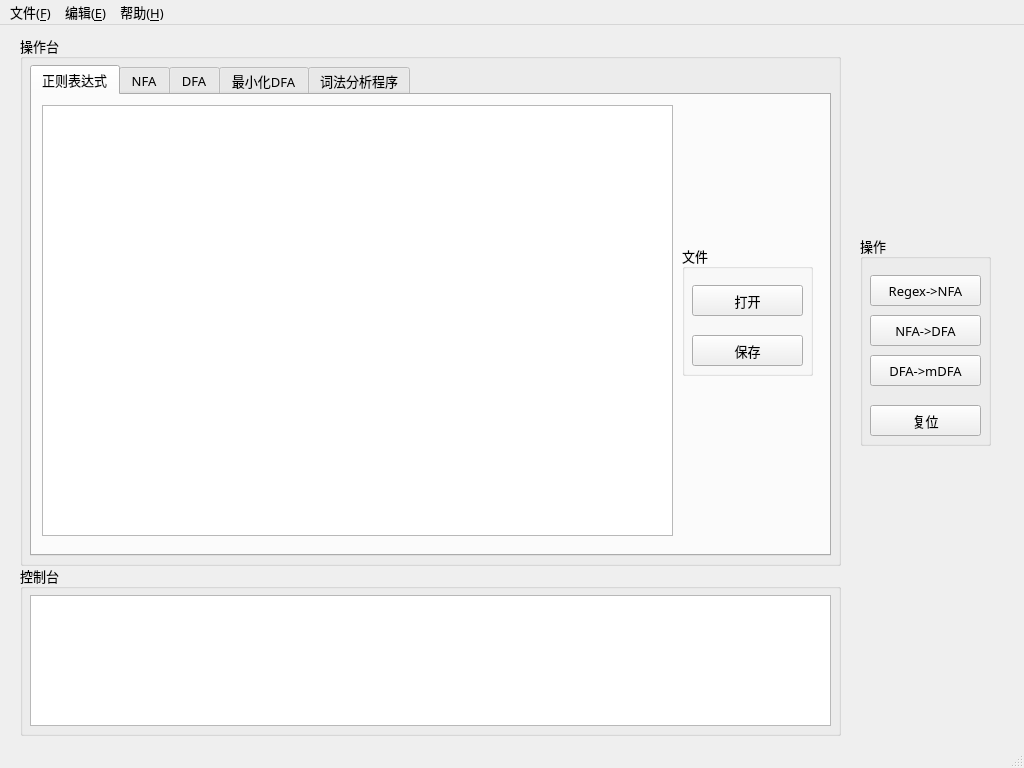
First picture: the form in mainwindow.ui, repository Lyuyk/Reg2Lexer, before the edit.
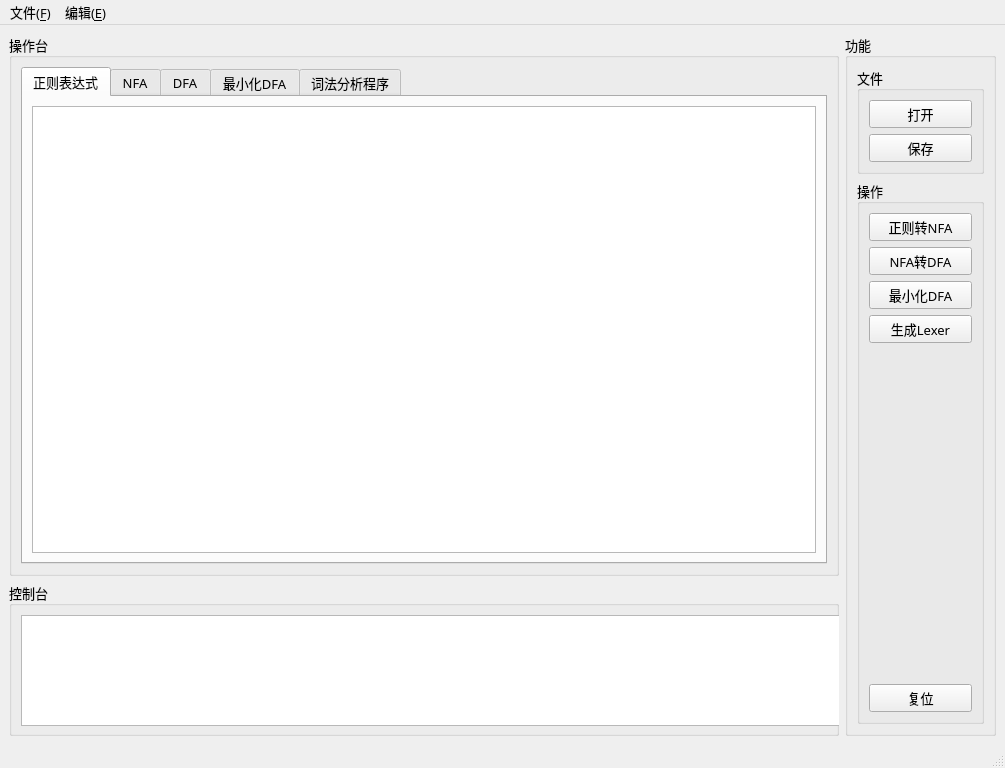
Second picture: the form after the edit. The open tabs and pages were chosen to show the change.

```diff
--- a/mainwindow.ui
+++ b/mainwindow.ui
@@ -6,14 +6,14 @@
    <rect>
     <x>0</x>
     <y>0</y>
-    <width>1024</width>
+    <width>1005</width>
     <height>768</height>
    </rect>
   </property>
   <property name="maximumSize">
    <size>
-    <width>2560</width>
-    <height>1440</height>
+    <width>16777215</width>
+    <height>16777215</height>
    </size>
   </property>
   <property name="font">
@@ -26,14 +26,30 @@
    <string>R2Lexer</string>
   </property>
   <widget class="QWidget" name="centralwidget">
+   <property name="maximumSize">
+    <size>
+     <width>7680</width>
+     <height>4320</height>
+    </size>
+   </property>
+   <layout class="QHBoxLayout" name="horizontalLayout_5">
+    <item>
+     <layout class="QHBoxLayout" name="horizontalLayout_4">
+      <item>
+       <layout class="QVBoxLayout" name="verticalLayout_4" stretch="531,151">
+        <item>
    <widget class="QGroupBox" name="groupBox_Graph">
-    <property name="geometry">
-     <rect>
-      <x>20</x>
-      <y>10</y>
+          <property name="sizePolicy">
+           <sizepolicy hsizetype="Minimum" vsizetype="Minimum">
+            <horstretch>0</horstretch>
+            <verstretch>0</verstretch>
+           </sizepolicy>
+          </property>
+          <property name="minimumSize">
+           <size>
       <width>821</width>
       <height>531</height>
-     </rect>
+           </size>
     </property>
     <property name="font">
      <font>
@@ -45,15 +61,9 @@
     <property name="title">
      <string>操作台</string>
     </property>
+          <layout class="QHBoxLayout" name="horizontalLayout_7">
+           <item>
     <widget class="QTabWidget" name="tabWidget_Graph">
-     <property name="geometry">
-      <rect>
-       <x>10</x>
-       <y>30</y>
-       <width>801</width>
-       <height>491</height>
-      </rect>
-     </property>
      <property name="font">
       <font>
        <family>微软雅黑</family>
@@ -62,161 +72,148 @@
       </font>
      </property>
      <property name="currentIndex">
-      <number>1</number>
+              <number>4</number>
      </property>
      <widget class="QWidget" name="tab_4">
       <attribute name="title">
        <string>正则表达式</string>
       </attribute>
-      <widget class="QGroupBox" name="groupBox_4">
-       <property name="geometry">
-        <rect>
-         <x>650</x>
-         <y>150</y>
-         <width>131</width>
-         <height>131</height>
-        </rect>
-       </property>
-       <property name="font">
-        <font>
-         <family>微软雅黑</family>
-         <pointsize>10</pointsize>
-         <stylestrategy>PreferAntialias</stylestrategy>
-        </font>
-       </property>
-       <property name="toolTip">
-        <string extracomment="打开正则表达式文件"/>
-       </property>
-       <property name="title">
-        <string>文件</string>
-       </property>
-       <widget class="QPushButton" name="pushButton_openRegexFile">
-        <property name="geometry">
-         <rect>
-          <x>10</x>
-          <y>40</y>
-          <width>111</width>
-          <height>31</height>
-         </rect>
-        </property>
-        <property name="font">
-         <font>
-          <family>微软雅黑</family>
-          <pointsize>10</pointsize>
-          <stylestrategy>PreferAntialias</stylestrategy>
-         </font>
-        </property>
-        <property name="text">
-         <string>打开</string>
-        </property>
-       </widget>
-       <widget class="QPushButton" name="pushButton_saveRegexToFile">
-        <property name="geometry">
-         <rect>
-          <x>10</x>
-          <y>90</y>
-          <width>111</width>
-          <height>31</height>
-         </rect>
-        </property>
-        <property name="font">
-         <font>
-          <family>微软雅黑</family>
-          <pointsize>10</pointsize>
-          <stylestrategy>PreferAntialias</stylestrategy>
-         </font>
-        </property>
-        <property name="text">
-         <string>保存</string>
-        </property>
-       </widget>
-      </widget>
+              <layout class="QHBoxLayout" name="horizontalLayout_8">
+               <item>
       <widget class="QPlainTextEdit" name="plainTextEdit_Regex">
-       <property name="geometry">
-        <rect>
-         <x>10</x>
-         <y>10</y>
-         <width>631</width>
-         <height>431</height>
-        </rect>
-       </property>
        <property name="font">
         <font>
-         <family>Courier New</family>
-         <pointsize>9</pointsize>
+                   <family>JetBrains Mono NL</family>
+                   <pointsize>10</pointsize>
          <stylestrategy>PreferAntialias</stylestrategy>
         </font>
        </property>
        <property name="readOnly">
-        <bool>true</bool>
+                  <bool>false</bool>
        </property>
        <property name="plainText">
-        <string>
-</string>
-       </property>
-      </widget>
+                  <string/>
+                 </property>
+                 <property name="placeholderText">
+                  <string>打开的正则表达式将在此处显示，第一行输入正则表达式，第二行输入语言的关键字，若要输入单词，需要使用前后双反斜杠包围；若输入的字符属于以下（()*+?）任意一种，同样需要使用双反斜杠包围；若需要转义\字符则需要在前方使用`转义。~*表示省略包围~*当中的所有内容。</string>
+                 </property>
+                </widget>
+               </item>
+              </layout>
      </widget>
      <widget class="QWidget" name="tab">
       <attribute name="title">
        <string>NFA</string>
       </attribute>
+              <layout class="QHBoxLayout" name="horizontalLayout_9">
+               <item>
       <widget class="QTableWidget" name="tableWidget_NFA">
-       <property name="geometry">
-        <rect>
-         <x>10</x>
-         <y>10</y>
-         <width>781</width>
-         <height>431</height>
-        </rect>
-       </property>
-      </widget>
+                 <property name="font">
+                  <font>
+                   <family>JetBrains Mono</family>
+                   <pointsize>10</pointsize>
+                   <stylestrategy>PreferAntialias</stylestrategy>
+                  </font>
+                 </property>
+                </widget>
+               </item>
+              </layout>
      </widget>
      <widget class="QWidget" name="tab_2">
       <attribute name="title">
        <string>DFA</string>
       </attribute>
+              <layout class="QHBoxLayout" name="horizontalLayout_10">
+               <item>
       <widget class="QTableWidget" name="tableWidget_DFA">
-       <property name="geometry">
-        <rect>
-         <x>10</x>
-         <y>10</y>
-         <width>781</width>
-         <height>431</height>
-        </rect>
-       </property>
-      </widget>
+                 <property name="font">
+                  <font>
+                   <family>JetBrains Mono</family>
+                   <pointsize>10</pointsize>
+                   <stylestrategy>PreferAntialias</stylestrategy>
+                  </font>
+                 </property>
+                </widget>
+               </item>
+              </layout>
      </widget>
      <widget class="QWidget" name="tab_3">
       <attribute name="title">
        <string>最小化DFA</string>
       </attribute>
+              <layout class="QHBoxLayout" name="horizontalLayout_11">
+               <item>
       <widget class="QTableWidget" name="tableWidget_mDFA">
-       <property name="geometry">
-        <rect>
-         <x>10</x>
-         <y>10</y>
-         <width>781</width>
-         <height>431</height>
-        </rect>
-       </property>
-      </widget>
+                 <property name="font">
+                  <font>
+                   <family>JetBrains Mono</family>
+                   <pointsize>10</pointsize>
+                   <stylestrategy>PreferAntialias</stylestrategy>
+                  </font>
+                 </property>
+                </widget>
+               </item>
+              </layout>
      </widget>
      <widget class="QWidget" name="tab_5">
       <attribute name="title">
        <string>词法分析程序</string>
       </attribute>
+              <layout class="QHBoxLayout" name="horizontalLayout_12">
+               <item>
       <widget class="QPlainTextEdit" name="plainTextEdit_Lexer">
-       <property name="geometry">
-        <rect>
-         <x>10</x>
-         <y>10</y>
-         <width>781</width>
-         <height>431</height>
-        </rect>
-       </property>
+                 <property name="font">
+                  <font>
+                   <family>JetBrains Mono NL</family>
+                   <pointsize>10</pointsize>
+                   <stylestrategy>PreferAntialias</stylestrategy>
+                  </font>
+                 </property>
+                 <property name="readOnly">
+                  <bool>true</bool>
+                 </property>
+                 <property name="plainText">
+                  <string/>
+                 </property>
+                </widget>
+               </item>
+              </layout>
+             </widget>
+            </widget>
+           </item>
+          </layout>
+         </widget>
+        </item>
+        <item>
+         <widget class="QGroupBox" name="groupBox_console">
+          <property name="minimumSize">
+           <size>
+            <width>821</width>
+            <height>151</height>
+           </size>
+          </property>
        <property name="font">
         <font>
-         <family>JetBrains Mono</family>
+            <family>微软雅黑</family>
+            <pointsize>10</pointsize>
+            <stylestrategy>PreferAntialias</stylestrategy>
+           </font>
+          </property>
+          <property name="title">
+           <string>控制台</string>
+          </property>
+          <layout class="QHBoxLayout" name="horizontalLayout_6">
+           <item>
+            <widget class="QPlainTextEdit" name="plainTextEdit_console">
+             <property name="minimumSize">
+              <size>
+               <width>821</width>
+               <height>111</height>
+              </size>
+             </property>
+             <property name="font">
+              <font>
+               <family>Courier New</family>
          <pointsize>9</pointsize>
          <stylestrategy>PreferAntialias</stylestrategy>
         </font>
@@ -228,18 +225,91 @@
         <string/>
        </property>
       </widget>
-     </widget>
-    </widget>
-   </widget>
-   <widget class="QGroupBox" name="groupBox_2">
-    <property name="geometry">
-     <rect>
-      <x>860</x>
-      <y>210</y>
-      <width>131</width>
-      <height>211</height>
-     </rect>
-    </property>
+           </item>
+          </layout>
+         </widget>
+        </item>
+       </layout>
+      </item>
+      <item>
+       <widget class="QGroupBox" name="groupBox">
+        <property name="sizePolicy">
+         <sizepolicy hsizetype="Fixed" vsizetype="Preferred">
+          <horstretch>0</horstretch>
+          <verstretch>0</verstretch>
+         </sizepolicy>
+        </property>
+        <property name="minimumSize">
+         <size>
+          <width>151</width>
+          <height>701</height>
+         </size>
+        </property>
+        <property name="title">
+         <string>功能</string>
+        </property>
+        <layout class="QHBoxLayout" name="horizontalLayout_3">
+         <item>
+          <layout class="QVBoxLayout" name="verticalLayout_3">
+           <item>
+            <widget class="QGroupBox" name="groupBox_file">
+             <property name="font">
+              <font>
+               <family>微软雅黑</family>
+               <pointsize>10</pointsize>
+               <stylestrategy>PreferAntialias</stylestrategy>
+              </font>
+             </property>
+             <property name="toolTip">
+              <string extracomment="打开正则表达式文件"/>
+             </property>
+             <property name="title">
+              <string>文件</string>
+             </property>
+             <layout class="QHBoxLayout" name="horizontalLayout">
+              <item>
+               <layout class="QVBoxLayout" name="verticalLayout">
+                <item>
+                 <widget class="QPushButton" name="pushButton_openRegexFile">
+                  <property name="font">
+                   <font>
+                    <family>微软雅黑</family>
+                    <pointsize>10</pointsize>
+                    <stylestrategy>PreferAntialias</stylestrategy>
+                   </font>
+                  </property>
+                  <property name="toolTip">
+                   <string>打开正则表达式文件</string>
+                  </property>
+                  <property name="text">
+                   <string>打开</string>
+                  </property>
+                 </widget>
+                </item>
+                <item>
+                 <widget class="QPushButton" name="pushButton_saveRegexToFile">
+                  <property name="font">
+                   <font>
+                    <family>微软雅黑</family>
+                    <pointsize>10</pointsize>
+                    <stylestrategy>PreferAntialias</stylestrategy>
+                   </font>
+                  </property>
+                  <property name="toolTip">
+                   <string>保存正则表达式到文件中</string>
+                  </property>
+                  <property name="text">
+                   <string>保存</string>
+                  </property>
+                 </widget>
+                </item>
+               </layout>
+              </item>
+             </layout>
+            </widget>
+           </item>
+           <item>
+            <widget class="QGroupBox" name="groupBox_operate">
     <property name="font">
      <font>
       <family>微软雅黑</family>
@@ -250,15 +320,11 @@
     <property name="title">
      <string>操作</string>
     </property>
+             <layout class="QHBoxLayout" name="horizontalLayout_2">
+              <item>
+               <layout class="QVBoxLayout" name="verticalLayout_2">
+                <item>
     <widget class="QPushButton" name="pushButton_2NFA">
-     <property name="geometry">
-      <rect>
-       <x>10</x>
-       <y>40</y>
-       <width>111</width>
-       <height>31</height>
-      </rect>
-     </property>
      <property name="font">
       <font>
        <family>微软雅黑</family>
@@ -266,19 +332,16 @@
        <stylestrategy>PreferAntialias</stylestrategy>
       </font>
      </property>
+                  <property name="toolTip">
+                   <string>将正则表达式转换为NFA</string>
+                  </property>
      <property name="text">
-      <string>Regex-&gt;NFA</string>
-     </property>
-    </widget>
+                   <string>正则转NFA</string>
+                  </property>
+                 </widget>
+                </item>
+                <item>
     <widget class="QPushButton" name="pushButton_2DFA">
-     <property name="geometry">
-      <rect>
-       <x>10</x>
-       <y>80</y>
-       <width>111</width>
-       <height>31</height>
-      </rect>
-     </property>
      <property name="font">
       <font>
        <family>微软雅黑</family>
@@ -287,18 +350,29 @@
       </font>
      </property>
      <property name="text">
-      <string>NFA-&gt;DFA</string>
-     </property>
-    </widget>
+                   <string>NFA转DFA</string>
+                  </property>
+                 </widget>
+                </item>
+                <item>
     <widget class="QPushButton" name="pushButton_mDFA">
-     <property name="geometry">
-      <rect>
-       <x>10</x>
-       <y>120</y>
-       <width>111</width>
-       <height>31</height>
-      </rect>
-     </property>
+                  <property name="font">
+                   <font>
+                    <family>微软雅黑</family>
+                    <pointsize>10</pointsize>
+                    <stylestrategy>PreferAntialias</stylestrategy>
+                   </font>
+                  </property>
+                  <property name="toolTip">
+                   <string>将DFA最小化</string>
+                  </property>
+                  <property name="text">
+                   <string>最小化DFA</string>
+                  </property>
+                 </widget>
+                </item>
+                <item>
+                 <widget class="QPushButton" name="pushButton_Lexer">
      <property name="font">
       <font>
        <family>微软雅黑</family>
@@ -306,19 +380,29 @@
        <stylestrategy>PreferAntialias</stylestrategy>
       </font>
      </property>
+                  <property name="toolTip">
+                   <string>生成词法分析程序</string>
+                  </property>
      <property name="text">
-      <string>DFA-&gt;mDFA</string>
-     </property>
-    </widget>
+                   <string>生成Lexer</string>
+                  </property>
+                 </widget>
+                </item>
+                <item>
+                 <spacer name="verticalSpacer">
+                  <property name="orientation">
+                   <enum>Qt::Vertical</enum>
+                  </property>
+                  <property name="sizeHint" stdset="0">
+                   <size>
+                    <width>20</width>
+                    <height>40</height>
+                   </size>
+                  </property>
+                 </spacer>
+                </item>
+                <item>
     <widget class="QPushButton" name="pushButton_clearConsole">
-     <property name="geometry">
-      <rect>
-       <x>10</x>
-       <y>170</y>
-       <width>111</width>
-       <height>31</height>
-      </rect>
-     </property>
      <property name="font">
       <font>
        <family>微软雅黑</family>
@@ -326,77 +410,37 @@
        <stylestrategy>PreferAntialias</stylestrategy>
       </font>
      </property>
+                  <property name="toolTip">
+                   <string>将所有状态复原以重新开始下一个转换</string>
+                  </property>
      <property name="text">
       <string>复位</string>
      </property>
     </widget>
-   </widget>
-   <widget class="QGroupBox" name="groupBox_3">
-    <property name="geometry">
-     <rect>
-      <x>20</x>
-      <y>540</y>
-      <width>821</width>
-      <height>171</height>
-     </rect>
-    </property>
-    <property name="font">
-     <font>
-      <family>微软雅黑</family>
-      <pointsize>10</pointsize>
-      <stylestrategy>PreferAntialias</stylestrategy>
-     </font>
-    </property>
-    <property name="title">
-     <string>控制台</string>
-    </property>
-    <widget class="QPlainTextEdit" name="plainTextEdit_console">
-     <property name="geometry">
-      <rect>
-       <x>10</x>
-       <y>30</y>
-       <width>801</width>
-       <height>131</height>
-      </rect>
-     </property>
-     <property name="font">
-      <font>
-       <family>Courier New</family>
-       <pointsize>9</pointsize>
-       <stylestrategy>PreferAntialias</stylestrategy>
-      </font>
-     </property>
-     <property name="readOnly">
-      <bool>true</bool>
-     </property>
-     <property name="plainText">
-      <string/>
-     </property>
-    </widget>
-   </widget>
+                </item>
+               </layout>
+              </item>
+             </layout>
+            </widget>
+           </item>
+          </layout>
+         </item>
+        </layout>
+       </widget>
+      </item>
+     </layout>
+    </item>
+   </layout>
   </widget>
   <widget class="QMenuBar" name="menubar">
    <property name="geometry">
     <rect>
      <x>0</x>
      <y>0</y>
-     <width>1024</width>
-     <height>29</height>
+     <width>1005</width>
+     <height>28</height>
     </rect>
    </property>
-   <widget class="QMenu" name="menu">
-    <property name="font">
-     <font>
-      <family>微软雅黑</family>
-      <pointsize>10</pointsize>
-     </font>
-    </property>
-    <property name="title">
-     <string>帮助(&amp;H)</string>
-    </property>
-    <addaction name="action_About_me"/>
-    <addaction name="action_User_guide"/>
-   </widget>
    <widget class="QMenu" name="menu_2">
     <property name="title">
      <string>编辑(&amp;E)</string>
@@ -404,8 +448,7 @@
     <addaction name="action_2NFA"/>
     <addaction name="action_2DFA"/>
     <addaction name="action_mDFA"/>
-    <addaction name="actionLexer"/>
-    <addaction name="actiond"/>
+    <addaction name="action_Lexer"/>
    </widget>
    <widget class="QMenu" name="menu_3">
     <property name="title">
@@ -417,7 +460,6 @@
    </widget>
    <addaction name="menu_3"/>
    <addaction name="menu_2"/>
-   <addaction name="menu"/>
   </widget>
   <widget class="QStatusBar" name="statusbar"/>
   <action name="action_About_me">
@@ -538,7 +580,7 @@
     <string>Ctrl+Shift+Q</string>
    </property>
   </action>
-  <action name="actionLexer">
+  <action name="action_Lexer">
    <property name="text">
     <string>生成词法分析程序</string>
    </property>
@@ -548,11 +590,20 @@
      <pointsize>10</pointsize>
     </font>
    </property>
+   <property name="shortcut">
+    <string>Ctrl+L</string>
+   </property>
   </action>
-  <action name="actiond">
+  <action name="action_runLexer">
    <property name="text">
     <string>运行词法分析程序</string>
    </property>
+   <property name="font">
+    <font>
+     <family>微软雅黑</family>
+     <pointsize>10</pointsize>
+    </font>
+   </property>
   </action>
  </widget>
  <resources/>
```
Lines whose indentation alone changed are shown as unchanged.
